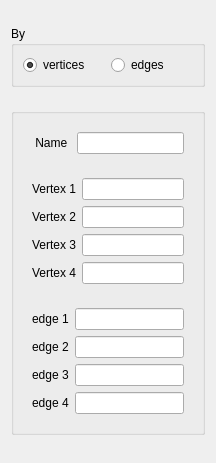
Qt form src/HEXABLOCKGUI/Quad_QTD.ui (SalomePlatform/hexablock) before a commit.
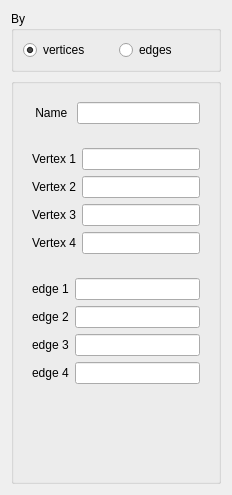
The same form after that commit.

```diff
--- a/src/HEXABLOCKGUI/Quad_QTD.ui
+++ b/src/HEXABLOCKGUI/Quad_QTD.ui
@@ -6,19 +6,19 @@
    <rect>
     <x>0</x>
     <y>0</y>
-    <width>216</width>
-    <height>463</height>
+    <width>232</width>
+    <height>495</height>
    </rect>
   </property>
   <property name="sizePolicy">
-   <sizepolicy hsizetype="Preferred" vsizetype="Fixed">
+   <sizepolicy hsizetype="Preferred" vsizetype="Preferred">
     <horstretch>0</horstretch>
     <verstretch>0</verstretch>
    </sizepolicy>
   </property>
   <property name="minimumSize">
    <size>
-    <width>0</width>
+    <width>5</width>
     <height>0</height>
    </size>
   </property>
@@ -32,14 +32,14 @@
    <item>
     <widget class="QGroupBox" name="groupBox">
      <property name="sizePolicy">
-      <sizepolicy hsizetype="Preferred" vsizetype="Fixed">
+      <sizepolicy hsizetype="Preferred" vsizetype="Preferred">
        <horstretch>0</horstretch>
        <verstretch>0</verstretch>
       </sizepolicy>
      </property>
      <property name="minimumSize">
       <size>
-       <width>5</width>
+       <width>1</width>
        <height>0</height>
       </size>
      </property>
@@ -50,7 +50,7 @@
       <item>
        <widget class="QRadioButton" name="rb0">
         <property name="sizePolicy">
-         <sizepolicy hsizetype="Expanding" vsizetype="Fixed">
+         <sizepolicy hsizetype="Preferred" vsizetype="Fixed">
           <horstretch>0</horstretch>
           <verstretch>0</verstretch>
          </sizepolicy>
@@ -66,7 +66,7 @@
       <item>
        <widget class="QRadioButton" name="rb1">
         <property name="sizePolicy">
-         <sizepolicy hsizetype="Expanding" vsizetype="Fixed">
+         <sizepolicy hsizetype="Preferred" vsizetype="Fixed">
           <horstretch>0</horstretch>
           <verstretch>0</verstretch>
          </sizepolicy>
@@ -82,14 +82,14 @@
    <item>
     <widget class="QGroupBox" name="groupBox_2">
      <property name="sizePolicy">
-      <sizepolicy hsizetype="Preferred" vsizetype="Fixed">
+      <sizepolicy hsizetype="Preferred" vsizetype="Preferred">
        <horstretch>0</horstretch>
        <verstretch>0</verstretch>
       </sizepolicy>
      </property>
      <property name="minimumSize">
       <size>
-       <width>5</width>
+       <width>1</width>
        <height>0</height>
       </size>
      </property>
@@ -99,6 +99,12 @@
      <layout class="QVBoxLayout" name="verticalLayout">
       <item>
        <widget class="QWidget" name="widget_3" native="true">
+        <property name="sizePolicy">
+         <sizepolicy hsizetype="Preferred" vsizetype="Preferred">
+          <horstretch>0</horstretch>
+          <verstretch>0</verstretch>
+         </sizepolicy>
+        </property>
         <layout class="QFormLayout" name="formLayout_3">
          <item row="0" column="0">
           <widget class="QLabel" name="label_9">
@@ -129,12 +135,15 @@
       <item>
        <widget class="QWidget" name="widget" native="true">
         <property name="sizePolicy">
-         <sizepolicy hsizetype="Preferred" vsizetype="Fixed">
+         <sizepolicy hsizetype="Preferred" vsizetype="Preferred">
           <horstretch>0</horstretch>
           <verstretch>0</verstretch>
          </sizepolicy>
         </property>
         <layout class="QFormLayout" name="formLayout">
+         <property name="fieldGrowthPolicy">
+          <enum>QFormLayout::AllNonFixedFieldsGrow</enum>
+         </property>
          <item row="0" column="0">
           <widget class="QLabel" name="label">
            <property name="text">
@@ -251,7 +260,7 @@
       <item>
        <widget class="QWidget" name="widget_2" native="true">
         <property name="sizePolicy">
-         <sizepolicy hsizetype="Preferred" vsizetype="Fixed">
+         <sizepolicy hsizetype="Preferred" vsizetype="Preferred">
           <horstretch>0</horstretch>
           <verstretch>0</verstretch>
          </sizepolicy>
@@ -267,7 +276,7 @@
          <item row="0" column="1">
           <widget class="QLineEdit" name="e0_le_rb1">
            <property name="sizePolicy">
-            <sizepolicy hsizetype="Minimum" vsizetype="Fixed">
+            <sizepolicy hsizetype="Preferred" vsizetype="Fixed">
              <horstretch>0</horstretch>
              <verstretch>0</verstretch>
             </sizepolicy>
@@ -293,7 +302,7 @@
          <item row="1" column="1">
           <widget class="QLineEdit" name="e1_le_rb1">
            <property name="sizePolicy">
-            <sizepolicy hsizetype="Minimum" vsizetype="Fixed">
+            <sizepolicy hsizetype="Preferred" vsizetype="Fixed">
              <horstretch>0</horstretch>
              <verstretch>0</verstretch>
             </sizepolicy>
@@ -319,7 +328,7 @@
          <item row="2" column="1">
           <widget class="QLineEdit" name="e2_le_rb1">
            <property name="sizePolicy">
-            <sizepolicy hsizetype="Minimum" vsizetype="Fixed">
+            <sizepolicy hsizetype="Preferred" vsizetype="Fixed">
              <horstretch>0</horstretch>
              <verstretch>0</verstretch>
             </sizepolicy>
@@ -345,7 +354,7 @@
          <item row="3" column="1">
           <widget class="QLineEdit" name="e3_le_rb1">
            <property name="sizePolicy">
-            <sizepolicy hsizetype="Minimum" vsizetype="Fixed">
+            <sizepolicy hsizetype="Preferred" vsizetype="Fixed">
              <horstretch>0</horstretch>
              <verstretch>0</verstretch>
             </sizepolicy>
@@ -370,6 +379,19 @@
         </layout>
        </widget>
       </item>
+      <item>
+       <spacer name="verticalSpacer">
+        <property name="orientation">
+         <enum>Qt::Vertical</enum>
+        </property>
+        <property name="sizeHint" stdset="0">
+         <size>
+          <width>20</width>
+          <height>16777215</height>
+         </size>
+        </property>
+       </spacer>
+      </item>
      </layout>
     </widget>
    </item>
```
Left out of the diff: 70 changed lines with no effect on the pictures.
